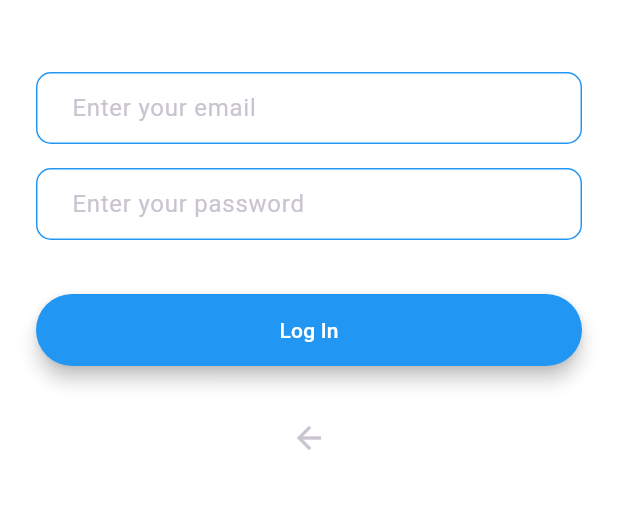
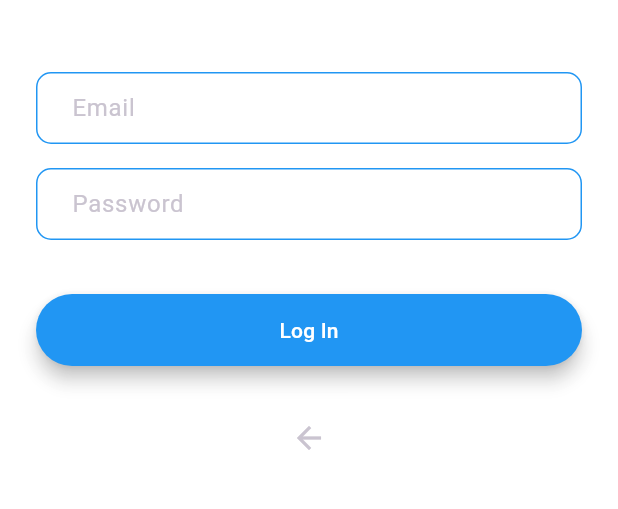
Before and after one commit to shkula99/Flash-Chat, a Flutter app: the screen it shows after launch, after a tap on "Log In", on a phone screen of 412 x 824 dp, the part 531-1040 px from its top. Run offline on Flutter 3.47's test engine with Material 3 defaults, Android fonts, the phone set to English and light mode, and no system bars; our stand-ins replace animated_text_kit, email_validator.

```diff
--- a/lib/components/rounded_button.dart
+++ b/lib/components/rounded_button.dart
@@ -1,16 +1,19 @@
 import 'package:flutter/material.dart';
 
+import '../constants.dart';
+
 class RoundedButton extends StatelessWidget {
+
+  final Color color;
   final String title;
-  final Color color;
-  final VoidCallback callback;
+  final VoidCallback onpressed;
 
-  const RoundedButton(
-      {Key? key,
-      required this.title,
-      required this.color,
-      required this.callback})
-      : super(key: key);
+  const RoundedButton({
+    super.key,
+    required this.color,
+    required this.title,
+    required this.onpressed
+  });
 
   @override
   Widget build(BuildContext context) {
@@ -21,12 +24,12 @@ class RoundedButton extends StatelessWidget {
         color: color,
         borderRadius: BorderRadius.circular(30.0),
         child: MaterialButton(
-          onPressed: callback,
+          onPressed: onpressed,
           minWidth: 200.0,
           height: 42.0,
           child: Text(
             title,
-            style: const TextStyle(color: Colors.white),
+            style:  const TextStyle(color: kWhiteColor),
           ),
         ),
       ),
--- a/lib/constants.dart
+++ b/lib/constants.dart
@@ -25,3 +25,20 @@ const kMessageContainerDecoration = BoxDecoration(
     top: BorderSide(color: Colors.white60, width: 1),
   ),
 );
+
+const kTextFieldDecoration = InputDecoration(
+  hintText: 'Enter a value',
+  contentPadding:
+  EdgeInsets.symmetric(vertical: 10.0, horizontal: 20.0),
+  border: OutlineInputBorder(
+    borderRadius: BorderRadius.all(Radius.circular(10)),
+  ),
+  enabledBorder: OutlineInputBorder(
+    borderSide: BorderSide(color: Colors.blue, width: 1.0),
+    borderRadius: BorderRadius.all(Radius.circular(10)),
+  ),
+  focusedBorder: OutlineInputBorder(
+    borderSide: BorderSide(color: Colors.lightBlue, width: 2.0),
+    borderRadius: BorderRadius.all(Radius.circular(10)),
+  ),
+);
--- a/lib/screens/login_screen.dart
+++ b/lib/screens/login_screen.dart
@@ -1,3 +1,6 @@
+import 'package:email_validator/email_validator.dart';
+import 'package:flash_chat_starting_project/components/rounded_button.dart';
+
 import '/constants.dart';
 import 'package:flutter/material.dart';
 
@@ -28,73 +31,36 @@ class _LoginScreenState extends State<LoginScreen> {
             const SizedBox(
               height: 48.0,
             ),
-            TextField(
-              decoration: const InputDecoration(
-                hintText: 'Enter your email',
-                contentPadding:
-                    EdgeInsets.symmetric(vertical: 10.0, horizontal: 20.0),
-                border: OutlineInputBorder(
-                  borderRadius: BorderRadius.all(Radius.circular(10)),
-                ),
-                enabledBorder: OutlineInputBorder(
-                  borderSide: BorderSide(color: Colors.blue, width: 1.0),
-                  borderRadius: BorderRadius.all(Radius.circular(10)),
-                ),
-                focusedBorder: OutlineInputBorder(
-                  borderSide: BorderSide(color: Colors.lightBlue, width: 2.0),
-                  borderRadius: BorderRadius.all(Radius.circular(10)),
-                ),
-              ),
+            TextFormField(
+              decoration: kTextFieldDecoration.copyWith(hintText: 'Enter your email',
+                  labelText: 'Email'),
               onChanged: (value) {
                 //Do something with the user input
+              },
+              autovalidateMode: AutovalidateMode.onUserInteraction,
+              validator: (email){
+                return email!=null && EmailValidator.validate(email) ? null : 'Please enter a valid email';
               },
             ),
             const SizedBox(
               height: 16,
             ),
-            TextField(
-              decoration: const InputDecoration(
-                hintText: 'Enter your password',
-                contentPadding:
-                    EdgeInsets.symmetric(vertical: 10.0, horizontal: 20.0),
-                border: OutlineInputBorder(
-                  borderRadius: BorderRadius.all(Radius.circular(10)),
-                ),
-                enabledBorder: OutlineInputBorder(
-                  borderSide: BorderSide(color: Colors.blue, width: 1.0),
-                  borderRadius: BorderRadius.all(Radius.circular(10)),
-                ),
-                focusedBorder: OutlineInputBorder(
-                  borderSide: BorderSide(color: Colors.lightBlue, width: 2.0),
-                  borderRadius: BorderRadius.all(Radius.circular(10)),
-                ),
-              ),
+            TextFormField(
+              decoration: kTextFieldDecoration.copyWith(hintText: 'Enter your password',
+                  labelText: 'Password'),
+              obscureText: true,
               onChanged: (value) {
                 //Do something with the user input
+              },
+              autovalidateMode: AutovalidateMode.onUserInteraction,
+              validator: (password){
+                return password!=null && password.length>5 ? null : 'The password should be at least six character.';
               },
             ),
             const SizedBox(
               height: 24.0,
             ),
-            Padding(
-              padding: const EdgeInsets.symmetric(vertical: 12),
-              child: Material(
-                elevation: 5.0,
-                color: kLoginButtonColor,
-                borderRadius: BorderRadius.circular(30.0),
-                child: MaterialButton(
-                  onPressed: () {
-                    //Implement login functionality
-                  },
-                  minWidth: 200.0,
-                  height: 42.0,
-                  child: Text(
-                    'Log In',
-                    style: const TextStyle(color: Colors.white),
-                  ),
-                ),
-              ),
-            ),
+           RoundedButton(color: kLoginButtonColor, title: 'Log In', onpressed: (){}),
             const SizedBox(height: 12),
             IconButton(
               icon: const Icon(Icons.arrow_back),
--- a/lib/screens/welcome_screen.dart
+++ b/lib/screens/welcome_screen.dart
@@ -1,36 +1,32 @@
+import 'package:animated_text_kit/animated_text_kit.dart';
 import 'package:flash_chat_starting_project/screens/login_screen.dart';
 import 'package:flash_chat_starting_project/screens/registration_screen.dart';
 
+import '../components/rounded_button.dart';
 import '/constants.dart';
 import 'package:flutter/material.dart';
 
 class WelcomeScreen extends StatefulWidget {
   static const String id = 'welcom_screen';
+
   @override
   _WelcomeScreenState createState() => _WelcomeScreenState();
 }
 
-class _WelcomeScreenState extends State<WelcomeScreen> with SingleTickerProviderStateMixin {
-
+class _WelcomeScreenState extends State<WelcomeScreen>
+    with SingleTickerProviderStateMixin {
   late AnimationController controller;
   late Animation animation;
 
   @override
   void initState() {
     super.initState();
-    controller = AnimationController(vsync: this,
-      duration: const Duration(seconds: 1)
-    );
-   // animation = CurvedAnimation(parent: controller, curve: Curves.decelerate);
-    animation = ColorTween(
-      begin: Colors.yellow.shade800,
-      end: kBackgroundColor
-    ).animate(controller);
+    controller =
+        AnimationController(vsync: this, duration: const Duration(seconds: 1));
+    animation = ColorTween(begin: Colors.yellow.shade800, end: kBackgroundColor)
+        .animate(controller);
     controller.forward();
-
-
-    controller.addListener((){
-     print(animation.value);
+    controller.addListener(() {
       setState(() {});
     });
   }
@@ -40,6 +36,7 @@ class _WelcomeScreenState extends State<WelcomeScreen> with SingleTickerProvider
     controller.dispose();
     super.dispose();
   }
+
   @override
   Widget build(BuildContext context) {
     return Scaffold(
@@ -59,56 +56,26 @@ class _WelcomeScreenState extends State<WelcomeScreen> with SingleTickerProvider
                     child: Image.asset('images/logo.png'),
                   ),
                 ),
-                Text(
-                  'Flash Chat',
+                DefaultTextStyle(
                   style: const TextStyle(
                       fontSize: 45.0,
                       fontWeight: FontWeight.w900,
-                    color: Colors.white,
-                  ),
+                      color: Colors.white),
+                  child: AnimatedTextKit(
+                      totalRepeatCount: 2,
+                      animatedTexts: [TypewriterAnimatedText('Flash Chat')]),
                 ),
               ],
             ),
             const SizedBox(
               height: 48.0,
             ),
-            Padding(
-              padding: const EdgeInsets.symmetric(vertical: 12),
-              child: Material(
-                elevation: 5.0,
-                color: kLoginButtonColor,
-                borderRadius: BorderRadius.circular(30.0),
-                child: MaterialButton(
-                  onPressed: () {
+            RoundedButton(color: kLoginButtonColor, title: 'Log In', onpressed: (){
               Navigator.pushNamed(context, LoginScreen.id);
-                  },
-                  minWidth: 200.0,
-                  height: 42.0,
-                  child: Text(
-                    'Log In',
-                    style: const TextStyle(color: kWhiteColor),
-                  ),
-                ),
-              ),
-            ),
-            Padding(
-              padding: const EdgeInsets.symmetric(vertical: 12),
-              child: Material(
-                elevation: 5.0,
-                color: kRegisterButtonColor,
-                borderRadius: BorderRadius.circular(30.0),
-                child: MaterialButton(
-                  onPressed: () {
+            },),
+            RoundedButton(color: kRegisterButtonColor, title: 'Register', onpressed: (){
               Navigator.pushNamed(context, RegistrationScreen.id);
-                  },
-                  minWidth: 200.0,
-                  height: 42.0,
-                  child: Text(
-                    'Register',
-                    style: const TextStyle(color: kWhiteColor),
-                  ),
-                ),
-              ),
+            }
             ),
           ],
         ),
--- a/pubspec.yaml
+++ b/pubspec.yaml
@@ -34,6 +34,8 @@ dependencies:
   # The following adds the Cupertino Icons font to your application.
   # Use with the CupertinoIcons class for iOS style icons.
   cupertino_icons: ^1.0.5
+  animated_text_kit: ^4.2.2
+  email_validator: ^3.0.0
 
 dev_dependencies:
   flutter_test:
```
Also changed, not shown: lib/screens/registration_screen.dart (+19 -53 lines), pubspec.lock. Lines whose indentation alone changed are shown as unchanged.
